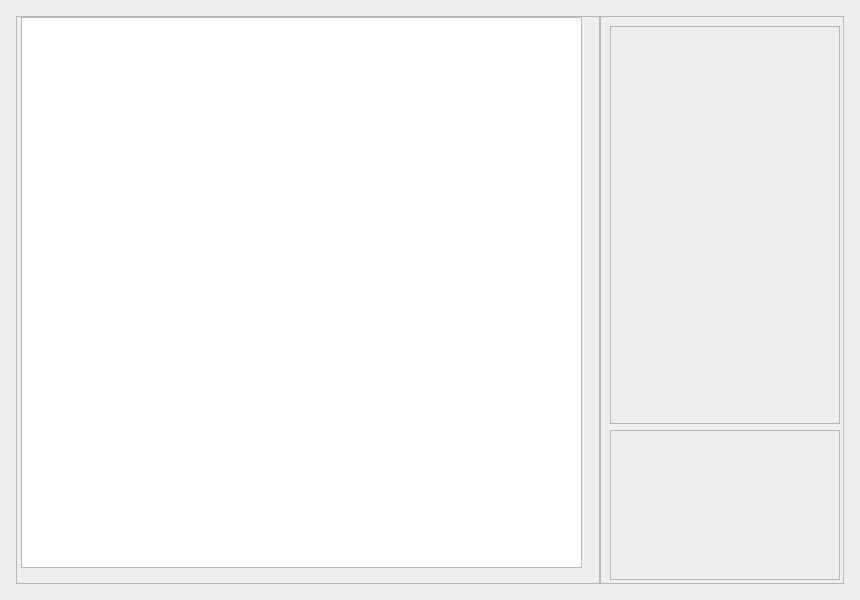
Old version of the form gui/uis/pages/main_pages.ui in the repository trebladev/mov_gui.
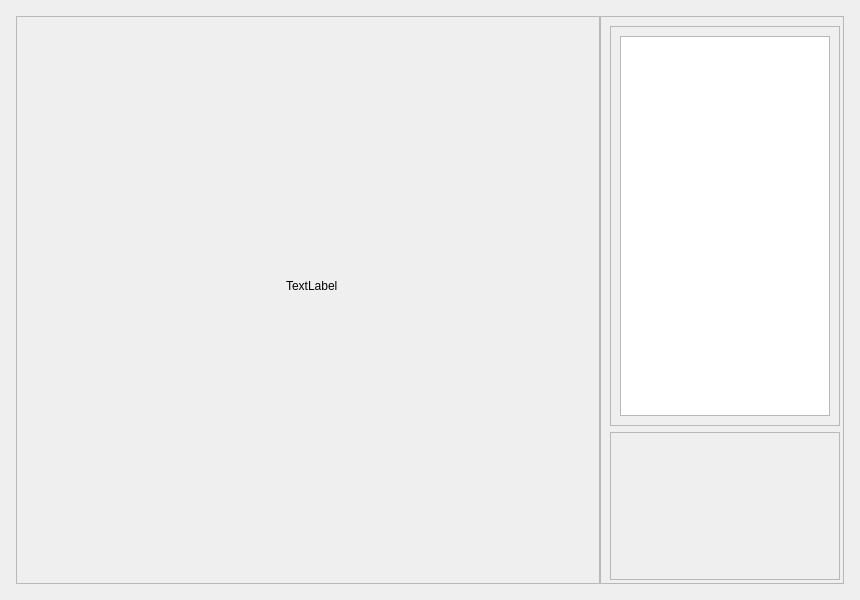
New version of the form. The open tabs and pages were chosen to show the change.

Commit message: feat: add list widget

What changed in the file:
```diff
--- a/gui/uis/pages/main_pages.ui
+++ b/gui/uis/pages/main_pages.ui
@@ -224,6 +224,11 @@
              <property name="frameShadow">
               <enum>QFrame::Raised</enum>
              </property>
+             <layout class="QVBoxLayout" name="verticalLayout">
+              <item>
+               <widget class="QListView" name="page2_list"/>
+              </item>
+             </layout>
             </widget>
            </item>
            <item>
@@ -260,15 +265,18 @@
           <property name="frameShadow">
            <enum>QFrame::Raised</enum>
           </property>
-          <widget class="QGraphicsView" name="page2_graph">
+          <widget class="QLabel" name="page2_label">
            <property name="geometry">
             <rect>
-             <x>5</x>
-             <y>1</y>
-             <width>561</width>
-             <height>551</height>
+             <x>270</x>
+             <y>260</y>
+             <width>63</width>
+             <height>20</height>
             </rect>
            </property>
+           <property name="text">
+            <string>TextLabel</string>
+           </property>
           </widget>
          </widget>
         </widget>
```
Left out of the diff: 17 changed lines with no effect on the pictures. The commit also changes 2 other files.
